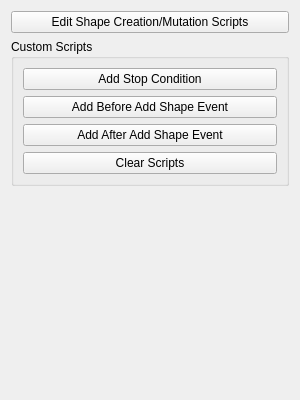
Before: the Qt Designer form geometrize/dialog/imagetaskscriptingwidget.ui in Tw1ddle/geometrize, drawn with Qt 5.
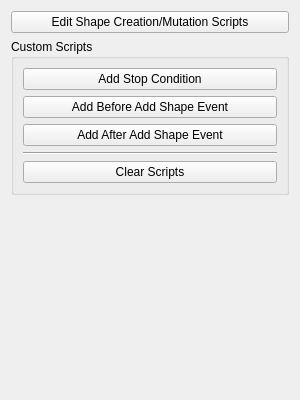
After: the same form once the commit is applied.

```diff
--- a/geometrize/dialog/imagetaskscriptingwidget.ui
+++ b/geometrize/dialog/imagetaskscriptingwidget.ui
@@ -55,6 +55,13 @@
       <item>
        <layout class="QVBoxLayout" name="customScriptsEditorLayout"/>
       </item>
+      <item>
+       <widget class="Line" name="line">
+        <property name="orientation">
+         <enum>Qt::Horizontal</enum>
+        </property>
+       </widget>
+      </item>
       <item>
        <widget class="QPushButton" name="clearScriptsButton">
         <property name="text">
```
